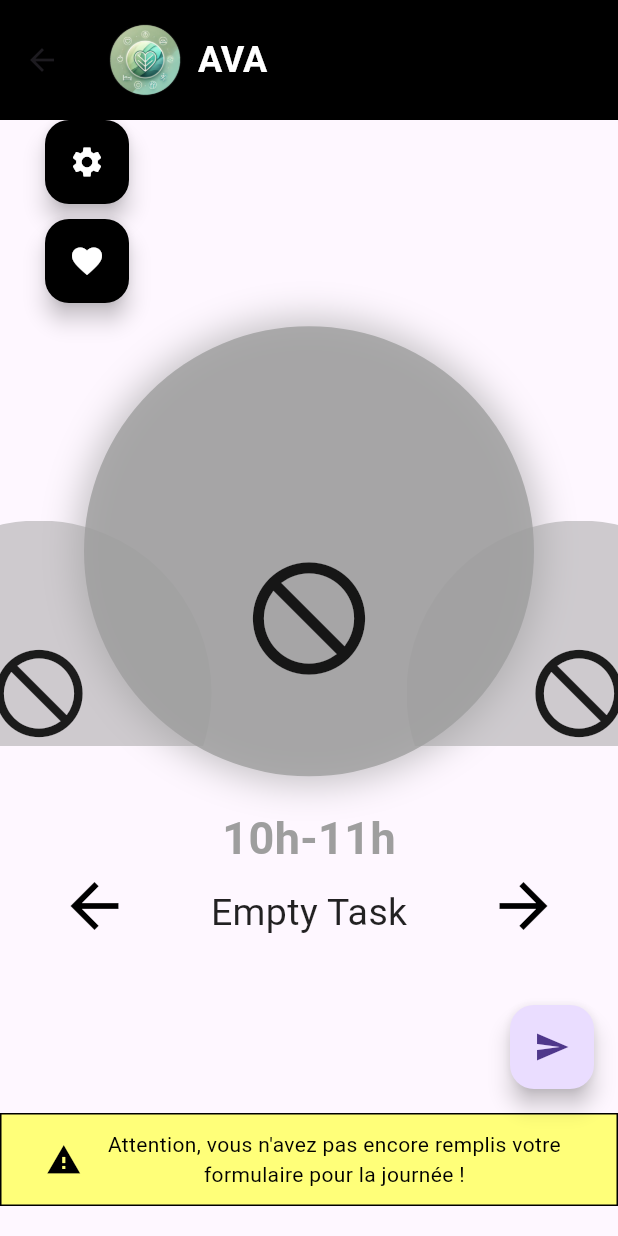
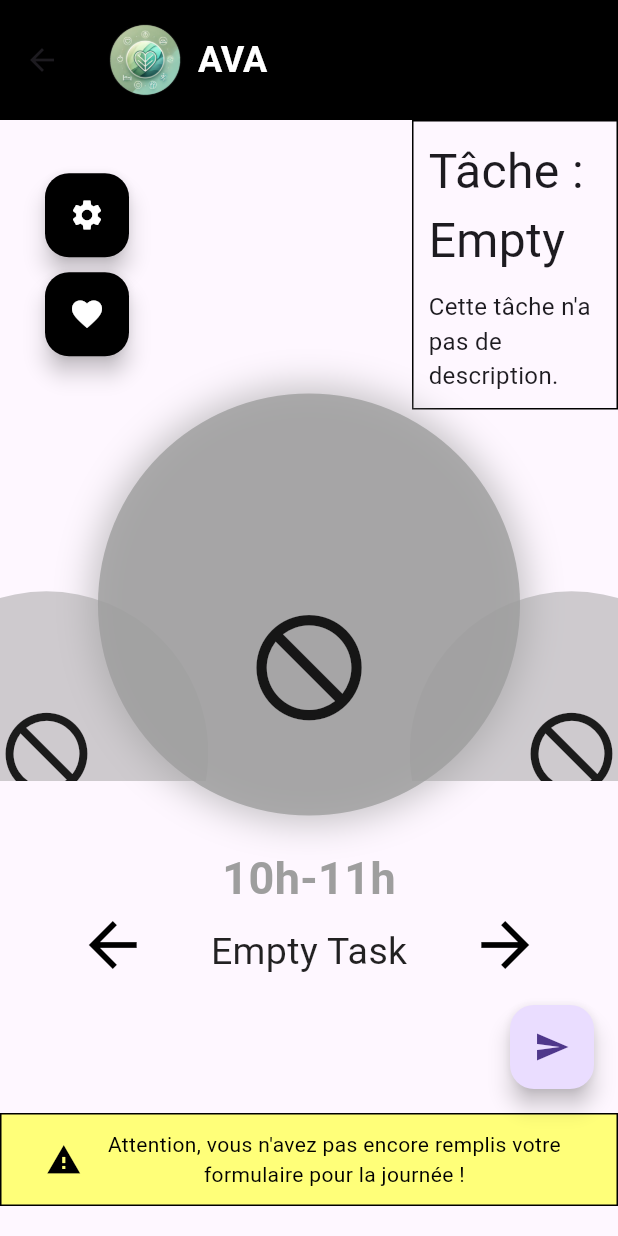
Before and after one commit to merretloic/AVA, a Flutter app: the MyHomePage screen opened by its route, on a phone screen of 412 x 824 dp. Run offline on Flutter 3.47's test engine with Material 3 defaults, Android fonts, the light colour scheme and no system bars; our stand-ins replace cloud_firestore, firebase_auth, firebase_core, flutter_local_notifications, flutter_spinkit; accounts and stored records are empty; network calls fail.

Commit message:
Added notification + corrected some overflows of carousel + corrected tasks translation issues

```diff
--- a/ava/lib/carousel.dart
+++ b/ava/lib/carousel.dart
@@ -30,8 +30,11 @@ class Carousel extends StatelessWidget {
   Widget build(BuildContext context) {
     return Transform.translate(
         offset: const Offset(0, -50),
-      child: SizedBox(
-        height: 500,
+        child: LayoutBuilder(
+          builder: (context, constraints) {
+            final height = constraints.maxHeight;
+            return SizedBox(
+              height: height,
               child: Stack(
                 alignment: Alignment.center,
                 clipBehavior: Clip.none,
@@ -40,7 +43,7 @@ class Carousel extends StatelessWidget {
                   Positioned(
                     left: -100,
                     child: SizedBox(
-                height: 150,
+                      height: height * 0.27,
                       child: SingleChildScrollView(
                         child: Column(
                           mainAxisAlignment: MainAxisAlignment.center,
@@ -51,23 +54,26 @@ class Carousel extends StatelessWidget {
                                 color: configManager
                                     .currentLifeStyle
                                     .value[(currentIndex - 1 + 24) %
-                                  configManager.currentLifeStyle.value.length]
+                                        configManager
+                                            .currentLifeStyle.value.length]
                                     .color
                                     .withOpacity(0.5),
                               ),
-                        padding: const EdgeInsets.all(80),
+                              padding: EdgeInsets.all(height * 0.16),
                               child: Icon(
                                 configManager
                                     .currentLifeStyle
                                     .value[(currentIndex - 1 + 24) %
-                                  configManager.currentLifeStyle.value.length]
+                                        configManager
+                                            .currentLifeStyle.value.length]
                                     .icon
                                     .icon,
-                          size: 70,
+                                size: height * 0.14,
                                 color: configManager
                                     .currentLifeStyle
                                     .value[(currentIndex - 1 + 24) %
-                                  configManager.currentLifeStyle.value.length]
+                                        configManager
+                                            .currentLifeStyle.value.length]
                                     .icon
                                     .color,
                               ),
@@ -80,10 +86,10 @@ class Carousel extends StatelessWidget {
                   // Flèche précédente
                   Positioned(
                     left: 20,
-              top: 400,
+                    top: height * 0.8,
                     child: IconButton(
-                icon:
-                    const Icon(Icons.arrow_back, size: 48, color: Colors.black),
+                      icon: const Icon(Icons.arrow_back,
+                          size: 48, color: Colors.black),
                       onPressed: () => onPrevious(),
                     ),
                   ),
@@ -93,7 +99,7 @@ class Carousel extends StatelessWidget {
                     children: [
                       // Envelopper le Stack avec un widget SizedBox ou autre
                       SizedBox(
-                  height: 300,
+                        height: height * 0.6,
                         child: Stack(
                           children: [
                             Container(
@@ -102,7 +108,8 @@ class Carousel extends StatelessWidget {
                                 color: configManager
                                     .currentLifeStyle
                                     .value[currentIndex %
-                                  configManager.currentLifeStyle.value.length]
+                                        configManager
+                                            .currentLifeStyle.value.length]
                                     .color
                                     .withOpacity(0.8),
                                 boxShadow: [
@@ -119,19 +126,21 @@ class Carousel extends StatelessWidget {
                                   ),
                                 ],
                               ),
-                        padding: const EdgeInsets.all(150),
+                              padding: EdgeInsets.all(height * 0.3),
                               child: Icon(
                                 configManager
                                     .currentLifeStyle
                                     .value[currentIndex %
-                                  configManager.currentLifeStyle.value.length]
+                                        configManager
+                                            .currentLifeStyle.value.length]
                                     .icon
                                     .icon,
-                          size: 90,
+                                size: height * 0.18,
                                 color: configManager
                                     .currentLifeStyle
                                     .value[currentIndex %
-                                  configManager.currentLifeStyle.value.length]
+                                        configManager
+                                            .currentLifeStyle.value.length]
                                     .icon
                                     .color,
                               ),
@@ -172,7 +181,7 @@ class Carousel extends StatelessWidget {
                   Positioned(
                     right: -100,
                     child: SizedBox(
-                height: 150,
+                      height: height * 0.27,
                       child: SingleChildScrollView(
                         child: Column(
                           mainAxisAlignment: MainAxisAlignment.center,
@@ -183,23 +192,26 @@ class Carousel extends StatelessWidget {
                                 color: configManager
                                     .currentLifeStyle
                                     .value[(currentIndex + 1) %
-                                  configManager.currentLifeStyle.value.length]
+                                        configManager
+                                            .currentLifeStyle.value.length]
                                     .color
                                     .withOpacity(0.5),
                               ),
-                        padding: const EdgeInsets.all(80),
+                              padding: EdgeInsets.all(height * 0.16),
                               child: Icon(
                                 configManager
                                     .currentLifeStyle
                                     .value[(currentIndex + 1) %
-                                  configManager.currentLifeStyle.value.length]
+                                        configManager
+                                            .currentLifeStyle.value.length]
                                     .icon
                                     .icon,
-                          size: 70,
+                                size: height * 0.14,
                                 color: configManager
                                     .currentLifeStyle
                                     .value[(currentIndex + 1) %
-                                  configManager.currentLifeStyle.value.length]
+                                        configManager
+                                            .currentLifeStyle.value.length]
                                     .icon
                                     .color,
                               ),
@@ -212,7 +224,7 @@ class Carousel extends StatelessWidget {
                   // Flèche suivante
                   Positioned(
                     right: 20,
-              top: 400,
+                    top: height * 0.8,
                     child: IconButton(
                       icon: const Icon(Icons.arrow_forward,
                           size: 48, color: Colors.black),
@@ -221,7 +233,8 @@ class Carousel extends StatelessWidget {
                   ),
                 ],
               ),
-      ),
             );
+          },
+        ));
   }
 }
--- a/ava/lib/lifeStyleEditing.dart
+++ b/ava/lib/lifeStyleEditing.dart
@@ -90,6 +90,7 @@ class _LifeStyleEditingState extends State<LifeStyleEditingMenu> {
         barrierDismissible: false, // Prevent closing by clicking outside
         builder: (BuildContext context) {
           double newDuration = consecutiveSlots.toDouble();
+          String newDescription = task.description;
           return AlertDialog(
             title: const Text("Détails du Slot"),
             content: StatefulBuilder(
@@ -97,7 +98,6 @@ class _LifeStyleEditingState extends State<LifeStyleEditingMenu> {
                 return Column(
                   mainAxisSize: MainAxisSize.min,
                   children: [
-                    Text("Type de tâche: ${task.name}"),
                     Slider(
                       value: newDuration,
                       min: 1,
@@ -109,6 +109,15 @@ class _LifeStyleEditingState extends State<LifeStyleEditingMenu> {
                           newDuration = value;
                         });
                       },
+                    ),
+                    TextField(
+                      controller: TextEditingController(text: newDescription),
+                      onChanged: (value) {
+                        newDescription = value;
+                      },
+                      decoration: const InputDecoration(
+                        labelText: 'Description',
+                      ),
                     ),
                   ],
                 );
@@ -125,8 +134,10 @@ class _LifeStyleEditingState extends State<LifeStyleEditingMenu> {
                 onPressed: () {
                   setState(() {
                     for (int i = slot; i < slot + newDuration; i++) {
-                      _activeLifeStyle[i] =
-                          task.copyWith(durationInHours: newDuration.toInt());
+                      _activeLifeStyle[i] = task.copyWith(
+                        durationInHours: newDuration.toInt(),
+                        description: newDescription,
+                      );
                     }
                     for (int i = slot + newDuration.toInt();
                         i < slot + consecutiveSlots;
--- a/ava/lib/screens/home/home_screen.dart
+++ b/ava/lib/screens/home/home_screen.dart
@@ -1,3 +1,4 @@
+import 'package:ava/tasks.dart';
 import 'package:flutter/material.dart';
 import 'package:ava/optionsMenu.dart';
 import 'package:ava/lifeStyleSummary.dart';
@@ -160,6 +161,45 @@ class _MyHomePageState extends State<MyHomePage> {
                   ),
                 ],
               ),
+              Expanded(
+                child: Align(
+                  alignment: Alignment.topRight,
+                  child: SizedBox(
+                    width: MediaQuery.of(context).size.width / 3,
+                    child: SingleChildScrollView(
+                      child: Container(
+                        padding: const EdgeInsets.all(10.0),
+                        decoration: BoxDecoration(
+                          border: Border.all(color: Colors.black),
+                        ),
+                        child: ValueListenableBuilder<List<Task>>(
+                          valueListenable: configManager.currentLifeStyle,
+                          builder: (context, lifeStyles, child) {
+                            return Column(
+                              crossAxisAlignment: CrossAxisAlignment.start,
+                              children: [
+                                Text(
+                                  'Tâche : ${lifeStyles[currentIndex].type}',
+                                  style: TextStyle(fontSize: 32),
+                                ),
+                                const SizedBox(height: 10),
+                                Text(
+                                  lifeStyles[currentIndex]
+                                          .description
+                                          .isNotEmpty
+                                      ? lifeStyles[currentIndex].description
+                                      : "Cette tâche n'a pas de description.",
+                                  style: const TextStyle(fontSize: 16),
+                                ),
+                              ],
+                            );
+                          },
+                        ),
+                      ),
+                    ),
+                  ),
+                ),
+              ),
             ],
           ),
           Expanded(
--- a/ava/lib/tasks.dart
+++ b/ava/lib/tasks.dart
@@ -5,24 +5,34 @@ abstract class Task {
   int durationInHours;
   late Icon icon;
   late Color color;
+  String description;
+  late final String type;
 
   Task({
     required this.name,
     required this.durationInHours,
+    this.description = '',
+    required this.type,
   });
 
   Task copyWith(
-      {String? name, int? durationInHours, Color? color, Icon? icon}) {
+      {String? name,
+      int? durationInHours,
+      Color? color,
+      Icon? icon,
+      String? description}) {
     if (this is EmptyTask) {
       return EmptyTask()
         ..name = name ?? this.name
         ..durationInHours = durationInHours ?? this.durationInHours
         ..color = color ?? this.color
-        ..icon = icon ?? this.icon;
+        ..icon = icon ?? this.icon
+        ..description = description ?? this.description;
     } else if (this is SleepTask) {
       return SleepTask(
         name: name ?? this.name,
         durationInHours: durationInHours ?? this.durationInHours,
+        description: description ?? this.description,
       )
         ..color = color ?? this.color
         ..icon = icon ?? this.icon;
@@ -31,6 +41,7 @@ abstract class Task {
         name: name ?? this.name,
         durationInHours: durationInHours ?? this.durationInHours,
         foodType: (this as EatTask).foodType,
+        description: description ?? this.description,
       )
         ..color = color ?? this.color
         ..icon = icon ?? this.icon;
@@ -39,6 +50,23 @@ abstract class Task {
         name: name ?? this.name,
         durationInHours: durationInHours ?? this.durationInHours,
         targetDistance: (this as RunTask).targetDistance,
+        description: description ?? this.description,
+      )
+        ..color = color ?? this.color
+        ..icon = icon ?? this.icon;
+    } else if (this is StudyTask) {
+      return StudyTask(
+        name: name ?? this.name,
+        durationInHours: durationInHours ?? this.durationInHours,
+        description: description ?? this.description,
+      )
+        ..color = color ?? this.color
+        ..icon = icon ?? this.icon;
+    } else if (this is FreeTimeTask) {
+      return FreeTimeTask(
+        name: name ?? this.name,
+        durationInHours: durationInHours ?? this.durationInHours,
+        description: description ?? this.description,
       )
         ..color = color ?? this.color
         ..icon = icon ?? this.icon;
@@ -49,22 +77,21 @@ abstract class Task {
 
   // Common method for all task types
   void displayDetails() {
-    debugPrint('Task: $name, Duration: $durationInHours hours');
+    debugPrint(
+        'Task: $name, Duration: $durationInHours hours, Description: $description');
   }
 }
 
 class EmptyTask extends Task {
-  static const type = 'Empty';
   @override
   final Icon icon = const Icon(Icons.do_not_disturb);
   @override
   final Color color = Colors.grey;
 
-  EmptyTask() : super(name: 'Empty Task', durationInHours: 1);
+  EmptyTask() : super(name: 'Empty Task', durationInHours: 1, type: 'Empty');
 }
 
 class SleepTask extends Task {
-  static const type = 'Sleep';
   @override
   final Icon icon = const Icon(Icons.bedtime);
   @override
@@ -73,7 +100,12 @@ class SleepTask extends Task {
   SleepTask({
     required String name,
     required int durationInHours,
-  }) : super(name: name, durationInHours: durationInHours);
+    String description = '',
+  }) : super(
+            name: name,
+            durationInHours: durationInHours,
+            description: description,
+            type: 'Dormir');
 
   @override
   void displayDetails() {
@@ -83,7 +115,6 @@ class SleepTask extends Task {
 }
 
 class EatTask extends Task {
-  static const type = 'Eat';
   final List<String> foodType;
   @override
   final Icon icon = const Icon(Icons.food_bank);
@@ -94,7 +125,12 @@ class EatTask extends Task {
     required String name,
     required int durationInHours,
     required this.foodType,
-  }) : super(name: name, durationInHours: durationInHours);
+    String description = '',
+  }) : super(
+            name: name,
+            durationInHours: durationInHours,
+            description: description,
+            type: 'Repas');
 
   @override
   void displayDetails() {
@@ -104,7 +140,6 @@ class EatTask extends Task {
 }
 
 class RunTask extends Task {
-  static const type = 'Run';
   final double targetDistance;
   @override
   final Icon icon = const Icon(Icons.directions_run);
@@ -115,7 +150,8 @@ class RunTask extends Task {
     required super.name,
     required super.durationInHours,
     required this.targetDistance,
-  });
+    String description = '',
+  }) : super(description: description, type: 'Exercice physique');
 
   @override
   void displayDetails() {
@@ -125,7 +161,6 @@ class RunTask extends Task {
 }
 
 class StudyTask extends Task {
-  static const type = 'Study';
   @override
   final Icon icon = const Icon(Icons.book);
   @override
@@ -134,7 +169,12 @@ class StudyTask extends Task {
   StudyTask({
     required String name,
     required int durationInHours,
-  }) : super(name: name, durationInHours: durationInHours);
+    String description = '',
+  }) : super(
+            name: name,
+            durationInHours: durationInHours,
+            description: description,
+            type: 'Etudier');
 
   @override
   void displayDetails() {
@@ -144,7 +184,6 @@ class StudyTask extends Task {
 }
 
 class FreeTimeTask extends Task {
-  static const type = 'FreeTime';
   @override
   final Icon icon = const Icon(Icons.free_breakfast);
   @override
@@ -153,7 +192,12 @@ class FreeTimeTask extends Task {
   FreeTimeTask({
     required String name,
     required int durationInHours,
-  }) : super(name: name, durationInHours: durationInHours);
+    String description = '',
+  }) : super(
+            name: name,
+            durationInHours: durationInHours,
+            description: description,
+            type: 'Temps libre');
 
   @override
   void displayDetails() {
```
Also changed, not shown: 1 other file. Lines whose indentation alone changed are shown as unchanged.
